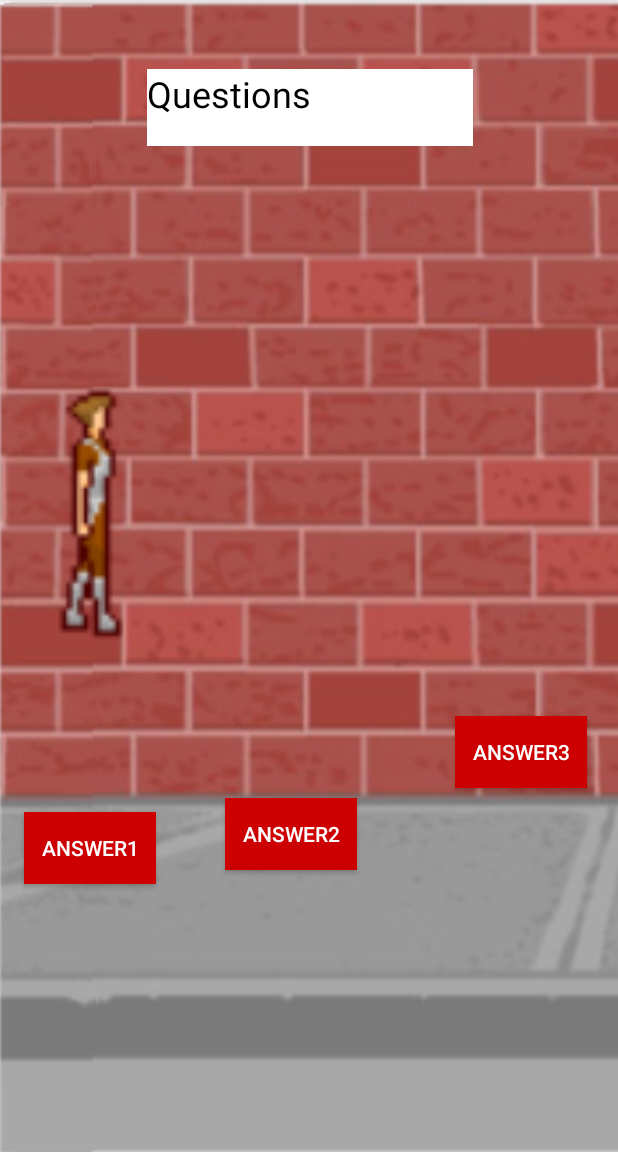
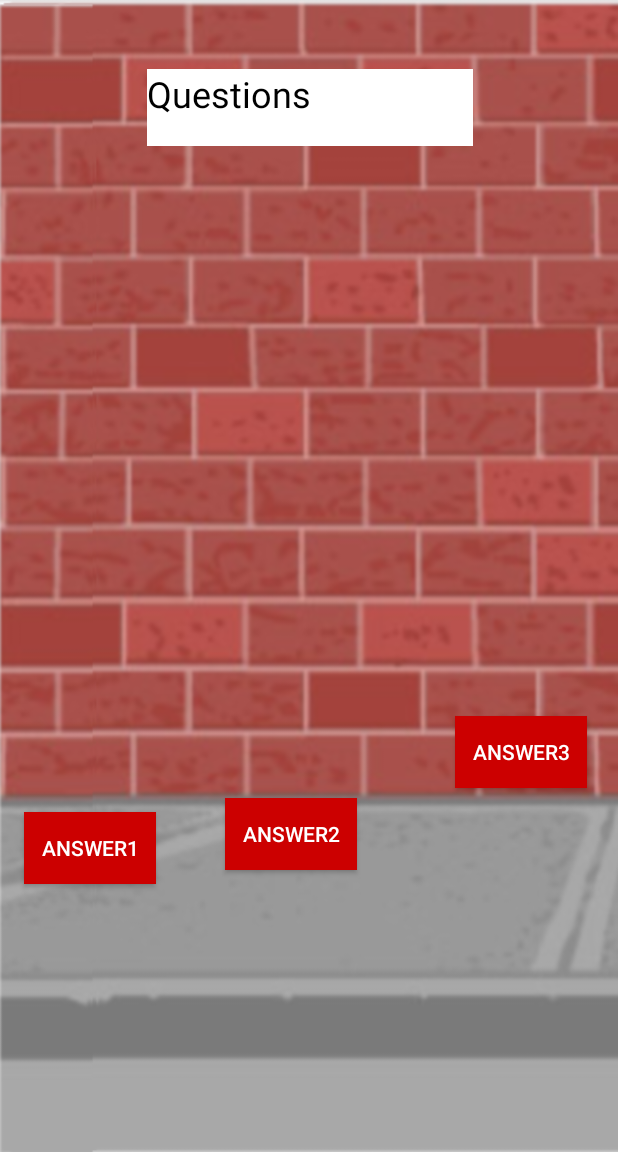
Before and after one commit to DSMan97/Game_English, an Android app: the Questions screen opened directly, with no data from a screen before it, on a phone screen of 412 x 824 dp, the part 84-1236 px from its top. Run offline under Robolectric (Android 15) with nearby library versions, the phone set to English and light mode, and no system bars.

Commit message:
Vista Preguntas Diseño

```diff
--- a/app/src/main/res/layout/activity_questions.xml
+++ b/app/src/main/res/layout/activity_questions.xml
@@ -81,13 +81,14 @@
         app:layout_constraintVertical_bias="0.441" />
 
     <ImageView
-        android:id="@+id/imageView"
-        android:layout_width="89dp"
-        android:layout_height="237dp"
+        android:id="@+id/sprite1"
+        android:layout_width="92dp"
+        android:layout_height="240dp"
         android:layout_marginStart="8dp"
         android:layout_marginTop="8dp"
         android:layout_marginEnd="8dp"
         android:layout_marginBottom="8dp"
+        android:visibility="invisible"
         app:layout_constraintBottom_toBottomOf="parent"
         app:layout_constraintEnd_toEndOf="parent"
         app:layout_constraintHorizontal_bias="0.025"
@@ -96,4 +97,21 @@
         app:layout_constraintVertical_bias="0.395"
         app:srcCompat="@drawable/sprite1" />
 
+    <ImageView
+        android:id="@+id/sprite2"
+        android:layout_width="130dp"
+        android:layout_height="272dp"
+        android:layout_marginStart="8dp"
+        android:layout_marginTop="8dp"
+        android:layout_marginEnd="8dp"
+        android:layout_marginBottom="8dp"
+        android:visibility="invisible"
+        app:layout_constraintBottom_toBottomOf="parent"
+        app:layout_constraintEnd_toEndOf="parent"
+        app:layout_constraintHorizontal_bias="0.0"
+        app:layout_constraintStart_toStartOf="parent"
+        app:layout_constraintTop_toTopOf="parent"
+        app:layout_constraintVertical_bias="0.376"
+        app:srcCompat="@drawable/sprite12" />
+
 </android.support.constraint.ConstraintLayout>
```
